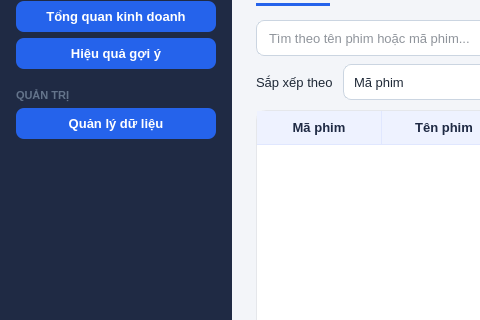
Old version of the form ui/DataManagementMainWindow.ui in the repository Sofia2060/machine_learning; both pictures show x 0 to 480 and y 114 to 434 of the 1366 by 768 pixel window.
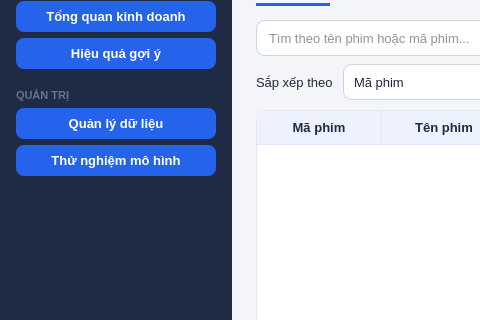
New version of the form. Icons and pictures are not drawn.

Commit message: Bỏ dự báo rating, thêm màn hình Thử nghiệm mô hình, sửa lỗi nạp dữ liệu và đăng ký mô hình

Diff of the .ui file:
```diff
--- a/ui/DataManagementMainWindow.ui
+++ b/ui/DataManagementMainWindow.ui
@@ -383,6 +383,31 @@
          </property>
         </widget>
        </item>
+       <item>
+        <widget class="QPushButton" name="pushButtonNavModelTest">
+         <property name="text">
+          <string>Thử nghiệm mô hình</string>
+         </property>
+         <property name="cursor">
+          <cursorShape>PointingHandCursor</cursorShape>
+         </property>
+         <property name="icon">
+          <iconset>
+           <normaloff>../images/ic_model.png</normaloff>
+           ../images/ic_model.png
+          </iconset>
+         </property>
+         <property name="iconSize">
+          <size>
+           <width>20</width>
+           <height>20</height>
+          </size>
+         </property>
+         <property name="nav" stdset="0">
+          <bool>true</bool>
+         </property>
+        </widget>
+       </item>
        <item>
         <spacer name="verticalSpacer_3">
          <property name="orientation">
```
The commit also changes 22 other files.
